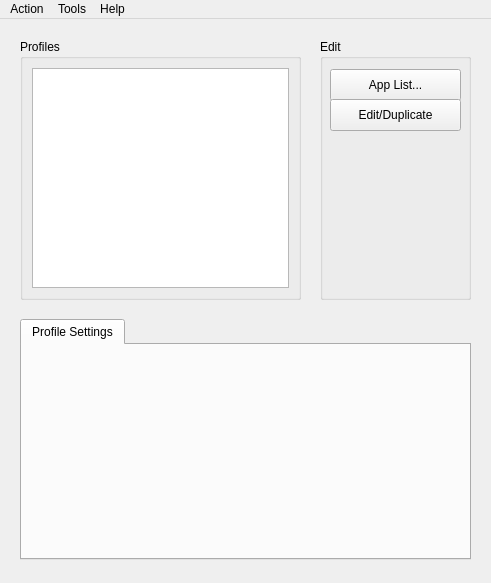
The window that vkconfig/mainwindow.ui (LunarG/VulkanTools) describes before a commit, drawn with Qt 5.
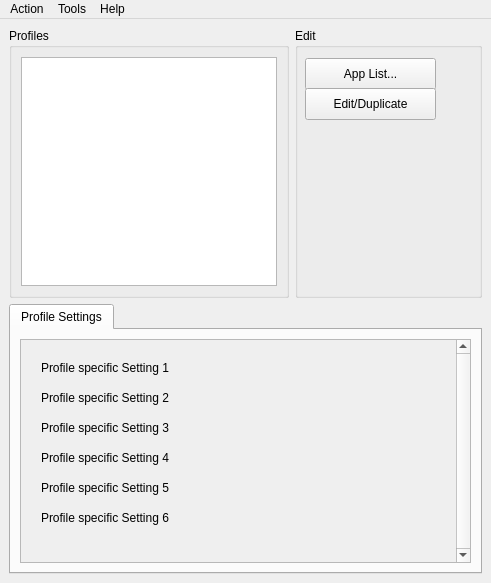
The same window after the commit.

Patch:
```diff
--- a/vkconfig/mainwindow.ui
+++ b/vkconfig/mainwindow.ui
@@ -16,6 +16,12 @@
     <height>400</height>
    </size>
   </property>
+  <property name="maximumSize">
+   <size>
+    <width>491</width>
+    <height>583</height>
+   </size>
+  </property>
   <property name="windowTitle">
    <string>Vulkan Configurator</string>
   </property>
@@ -23,15 +29,9 @@
    <string notr="true"/>
   </property>
   <widget class="QWidget" name="centralwidget">
+   <layout class="QGridLayout" name="gridLayout_2">
+    <item row="0" column="0">
    <widget class="QGroupBox" name="groupBox_3">
-    <property name="geometry">
-     <rect>
-      <x>20</x>
-      <y>20</y>
-      <width>281</width>
-      <height>261</height>
-     </rect>
-    </property>
     <property name="title">
      <string>Profiles</string>
     </property>
@@ -48,15 +48,48 @@
      </item>
     </layout>
    </widget>
+    </item>
+    <item row="0" column="1">
+     <widget class="QGroupBox" name="groupBox">
+      <property name="minimumSize">
+       <size>
+        <width>165</width>
+        <height>0</height>
+       </size>
+      </property>
+      <property name="title">
+       <string>Edit</string>
+      </property>
+      <widget class="QPushButton" name="pushButtonAppList">
+       <property name="geometry">
+        <rect>
+         <x>10</x>
+         <y>30</y>
+         <width>131</width>
+         <height>32</height>
+        </rect>
+       </property>
+       <property name="text">
+        <string>App List...</string>
+       </property>
+      </widget>
+      <widget class="QPushButton" name="pushButtonEditProfile">
+       <property name="geometry">
+        <rect>
+         <x>10</x>
+         <y>60</y>
+         <width>131</width>
+         <height>32</height>
+        </rect>
+       </property>
+       <property name="text">
+        <string>Edit/Duplicate</string>
+       </property>
+      </widget>
+     </widget>
+    </item>
+    <item row="1" column="0" colspan="2">
    <widget class="QTabWidget" name="tabWidget">
-    <property name="geometry">
-     <rect>
-      <x>20</x>
-      <y>300</y>
-      <width>451</width>
-      <height>241</height>
-     </rect>
-    </property>
     <property name="tabPosition">
      <enum>QTabWidget::North</enum>
     </property>
@@ -73,47 +106,110 @@
      <attribute name="title">
       <string>Profile Settings</string>
      </attribute>
-    </widget>
-   </widget>
-   <widget class="QGroupBox" name="groupBox">
+       <layout class="QHBoxLayout" name="horizontalLayout">
+        <item>
+         <widget class="QScrollArea" name="scrollArea">
+          <property name="verticalScrollBarPolicy">
+           <enum>Qt::ScrollBarAlwaysOn</enum>
+          </property>
+          <property name="widgetResizable">
+           <bool>true</bool>
+          </property>
+          <widget class="QWidget" name="scrollAreaWidgetContents">
     <property name="geometry">
      <rect>
-      <x>320</x>
+             <x>0</x>
+             <y>0</y>
+             <width>404</width>
+             <height>202</height>
+            </rect>
+           </property>
+           <widget class="QLabel" name="label">
+            <property name="geometry">
+             <rect>
+              <x>20</x>
       <y>20</y>
-      <width>151</width>
-      <height>261</height>
-     </rect>
-    </property>
-    <property name="title">
-     <string>Edit</string>
-    </property>
-    <widget class="QPushButton" name="pushButtonAppList">
+              <width>171</width>
+              <height>16</height>
+             </rect>
+            </property>
+            <property name="text">
+             <string>Profile specific Setting 1</string>
+            </property>
+           </widget>
+           <widget class="QLabel" name="label_2">
      <property name="geometry">
       <rect>
-       <x>10</x>
-       <y>30</y>
-       <width>131</width>
-       <height>32</height>
+              <x>20</x>
+              <y>50</y>
+              <width>171</width>
+              <height>16</height>
       </rect>
      </property>
      <property name="text">
-      <string>App List...</string>
-     </property>
-    </widget>
-    <widget class="QPushButton" name="pushButtonEditProfile">
+             <string>Profile specific Setting 2</string>
+            </property>
+           </widget>
+           <widget class="QLabel" name="label_3">
      <property name="geometry">
       <rect>
-       <x>10</x>
-       <y>60</y>
-       <width>131</width>
-       <height>32</height>
+              <x>20</x>
+              <y>80</y>
+              <width>171</width>
+              <height>16</height>
       </rect>
      </property>
      <property name="text">
-      <string>Edit/Duplicate</string>
-     </property>
-    </widget>
-   </widget>
+             <string>Profile specific Setting 3</string>
+            </property>
+           </widget>
+           <widget class="QLabel" name="label_4">
+            <property name="geometry">
+             <rect>
+              <x>20</x>
+              <y>110</y>
+              <width>171</width>
+              <height>16</height>
+             </rect>
+            </property>
+            <property name="text">
+             <string>Profile specific Setting 4</string>
+            </property>
+           </widget>
+           <widget class="QLabel" name="label_5">
+            <property name="geometry">
+             <rect>
+              <x>20</x>
+              <y>140</y>
+              <width>171</width>
+              <height>16</height>
+             </rect>
+            </property>
+            <property name="text">
+             <string>Profile specific Setting 5</string>
+            </property>
+           </widget>
+           <widget class="QLabel" name="label_6">
+            <property name="geometry">
+             <rect>
+              <x>20</x>
+              <y>170</y>
+              <width>171</width>
+              <height>16</height>
+             </rect>
+            </property>
+            <property name="text">
+             <string>Profile specific Setting 6</string>
+            </property>
+           </widget>
+          </widget>
+         </widget>
+        </item>
+       </layout>
+      </widget>
+     </widget>
+    </item>
+   </layout>
   </widget>
   <widget class="QMenuBar" name="menubar">
    <property name="geometry">
```
Left out of the diff: 1 changed line with no effect on the pictures. Lines whose indentation alone changed are shown as unchanged.
